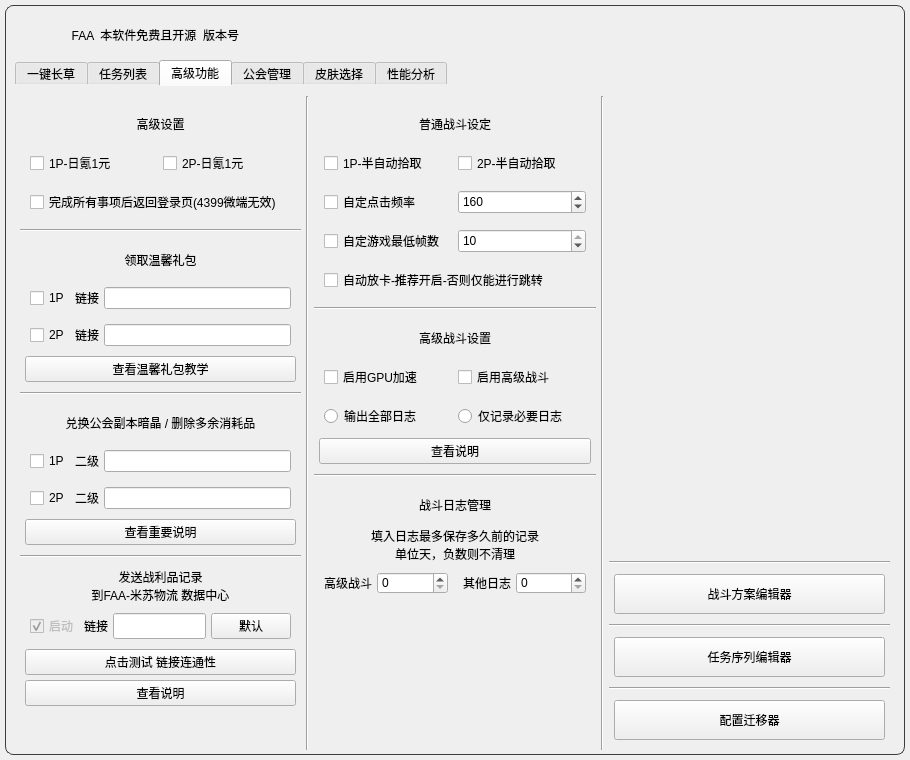
Qt form resource/ui/FAA_3.0.ui (StareAbyss/FoodsVsMiceAutoAssistant) before a commit.
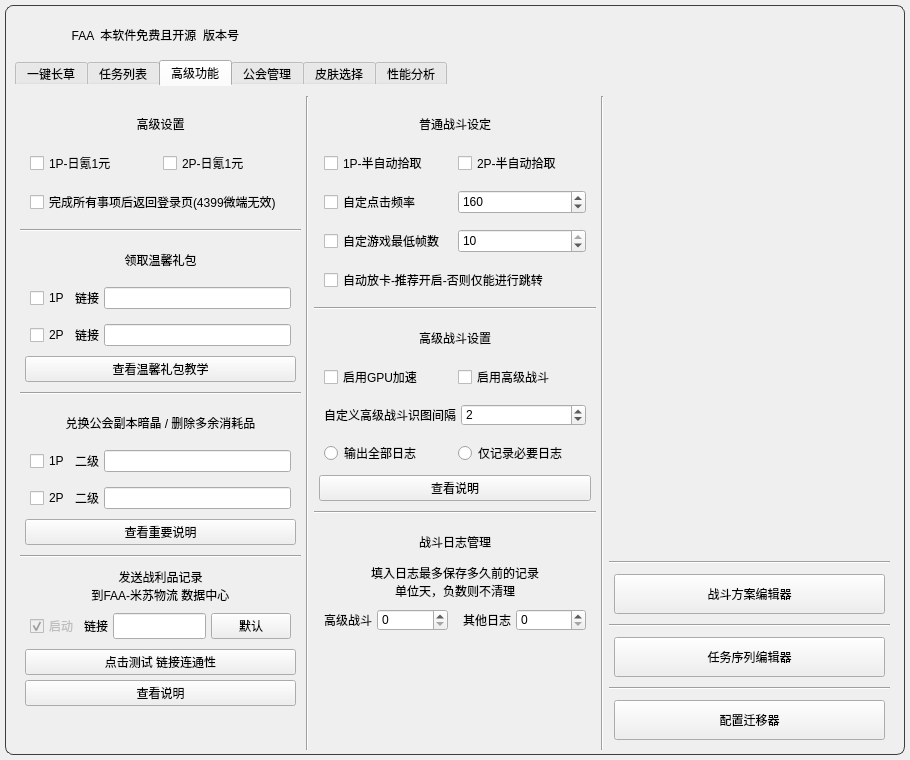
The same form after that commit. The open tabs and pages were chosen to show the change. Icons and pictures are not drawn. Custom widgets are drawn as their Qt base class.

Commit message:
perf: 添加高级战斗自定义间隔设置
- 在高级战斗设置中增加自定义间隔选项
- 修改相关函数以支持新的间隔设置
- 更新用户界面，添加自定义间隔的输入框
- 优化高级战斗逻辑，使用自定义间隔替代固定间隔

What changed in the file:
```diff
--- a/resource/ui/FAA_3.0.ui
+++ b/resource/ui/FAA_3.0.ui
@@ -9715,7 +9715,7 @@
               </widget>
              </item>
              <item>
-              <layout class="QVBoxLayout" name="Lay_senior_battle" stretch="1,0,0,0">
+              <layout class="QVBoxLayout" name="Lay_senior_battle" stretch="1,0,0,0,0">
                <property name="spacing">
                 <number>5</number>
                </property>
@@ -9813,6 +9813,63 @@
                  </item>
                 </layout>
                </item>
+               <item>
+                <layout class="QHBoxLayout" name="Lay_AdvancedSettings_9">
+                 <property name="leftMargin">
+                  <number>5</number>
+                 </property>
+                 <property name="topMargin">
+                  <number>5</number>
+                 </property>
+                 <property name="rightMargin">
+                  <number>5</number>
+                 </property>
+                 <property name="bottomMargin">
+                  <number>5</number>
+                 </property>
+                 <item>
+                  <widget class="QLabel" name="label_6">
+                   <property name="text">
+                    <string>自定义高级战斗识图间隔</string>
+                   </property>
+                  </widget>
+                 </item>
+                 <item>
+                  <widget class="QSpinBox" name="Advance_battle_interval_Value">
+                   <property name="sizePolicy">
+                    <sizepolicy hsizetype="Expanding" vsizetype="Fixed">
+                     <horstretch>0</horstretch>
+                     <verstretch>0</verstretch>
+                    </sizepolicy>
+                   </property>
+                   <property name="minimumSize">
+                    <size>
+                     <width>0</width>
+                     <height>0</height>
+                    </size>
+                   </property>
+                   <property name="maximumSize">
+                    <size>
+                     <width>16777215</width>
+                     <height>100</height>
+                    </size>
+                   </property>
+                   <property name="toolTip">
+                    <string>&lt;html&gt;&lt;head/&gt;&lt;body&gt;&lt;p&gt;单位：秒&lt;/p&gt;&lt;p&gt;默认为2秒进行一次识图，可以通过调低此参数让高级战斗放炸弹反应变快，&lt;/p&gt;&lt;p&gt;需要注意的是此参数过低会对低配置电脑造成重大负担，有可能会干扰挤占正常放卡线程，&lt;/p&gt;&lt;p&gt;非GPU版FAA同样不推荐调过低，此参数调过高则会让炸弹等对策卡放置缓慢，根据自己的电脑配置量力而行调整&lt;/p&gt;&lt;/body&gt;&lt;/html&gt;</string>
+                   </property>
+                   <property name="minimum">
+                    <number>0</number>
+                   </property>
+                   <property name="value">
+                    <number>2</number>
+                   </property>
+                   <property name="displayIntegerBase">
+                    <number>10</number>
+                   </property>
+                  </widget>
+                 </item>
+                </layout>
+               </item>
                <item>
                 <layout class="QHBoxLayout" name="Lay_senior_battle_2" stretch="1,1">
                  <property name="spacing">
```
Left out of the diff: 7 changed lines with no effect on the pictures. The commit also changes 5 other files.
